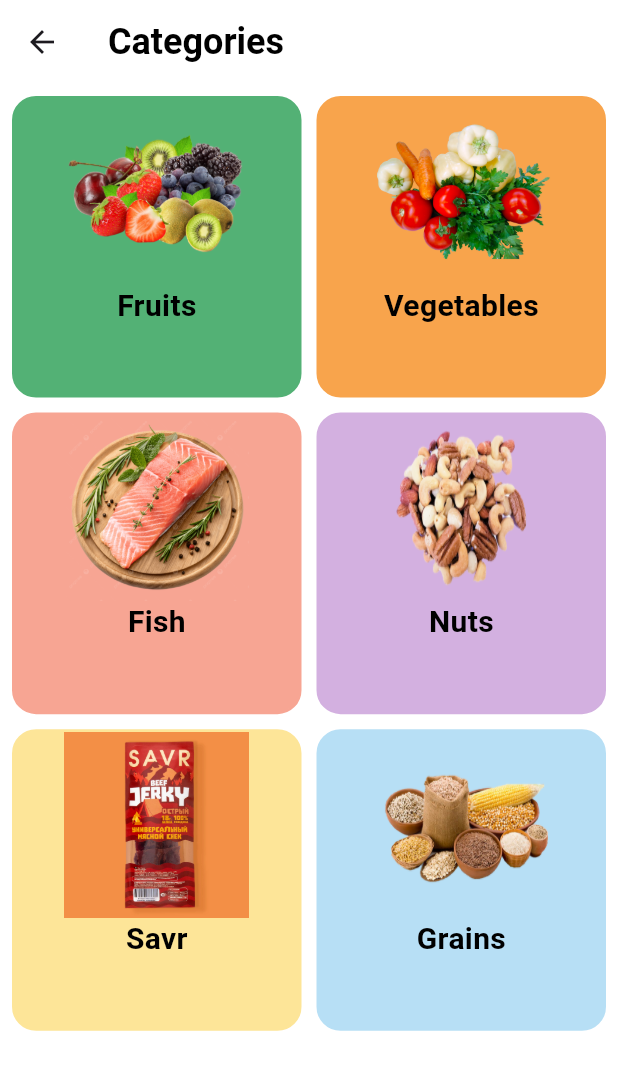
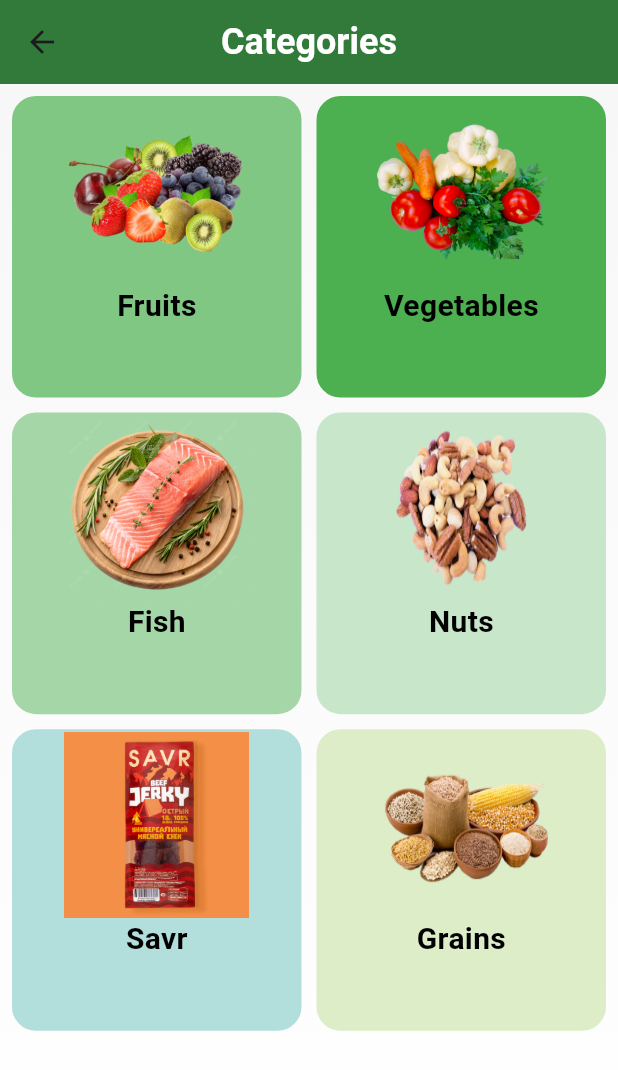
Before and after one commit to YuldoshMakhmud/hgocery_app, a Flutter app: the CategoriesScreen screen opened directly, on a phone screen of 412 x 824 dp. Shown: the top 1070 px of the screen. Run offline on Flutter 3.47's test engine with Material 3 defaults, Android fonts, the phone set to English and light mode, and no system bars; our stand-ins replace card_swiper, cloud_firestore, fancy_shimmer_image, firebase_auth, firebase_core, flutter_iconly and 4 more; missing offline and left inert: cloud_firestore_web, firebase_auth_web, firebase_core_web, google_sign_in_web, shared_preferences_web; accounts and stored records are empty.

Commit message:
fixing dar mode halal grenn ui

```diff
--- a/lib/screens/categories.dart
+++ b/lib/screens/categories.dart
@@ -7,16 +7,17 @@ import 'package:hgocery_app/widgets/text_widget.dart';
 class CategoriesScreen extends StatelessWidget {
   CategoriesScreen({super.key});
 
-  List<Color> gridColors = [
-    const Color(0xff53B175),
-    const Color(0xffF8A44C),
-    const Color(0xffF7A593),
-    const Color(0xffD3B0E0),
-    const Color(0xffFDE598),
-    const Color(0xffB7DFF5),
+  // 🌿 Yashilga yo‘naltirilgan rang palitrasi
+  final List<Color> gridColors = const [
+    Color(0xFF81C784), // Light Green
+    Color(0xFF4CAF50), // Green
+    Color(0xFFA5D6A7), // Mint Green
+    Color(0xFFC8E6C9), // Soft Pastel Green
+    Color(0xFFB2DFDB), // Aqua Mint
+    Color(0xFFDCEDC8), // Light Lime
   ];
 
-  List<Map<String, dynamic>> catInfo = [
+  final List<Map<String, dynamic>> catInfo = const [
     {'imgPath': 'assets/images/cat/fruits.png', 'catText': 'Fruits'},
     {'imgPath': 'assets/images/cat/veg.png', 'catText': 'Vegetables'},
     {'imgPath': 'assets/images/cat/Spinach.png', 'catText': 'Fish'},
@@ -24,29 +25,43 @@ class CategoriesScreen extends StatelessWidget {
     {'imgPath': 'assets/images/cat/spices.png', 'catText': 'Savr'},
     {'imgPath': 'assets/images/cat/grains.png', 'catText': 'Grains'},
   ];
+
   @override
   Widget build(BuildContext context) {
     final utils = Utils(context);
-    Color color = utils.color;
+    final Color color = utils.color;
+
+    const Color halalGreenDark = Color(0xFF1B5E20);
+    const Color halalGreen = Color(0xFF2E7D32);
+
     return Scaffold(
       appBar: AppBar(
-        elevation: 0,
-        backgroundColor: Theme.of(context).scaffoldBackgroundColor,
+        elevation: 2,
+        centerTitle: true,
+        backgroundColor: halalGreen, // 🔹 AppBar yashil
         title: TextWidget(
           text: 'Categories',
-          color: color,
+          color: Colors.white, // 🔹 oq matn
           textSize: 24,
           isTitle: true,
         ),
       ),
-      body: Padding(
+      body: Container(
+        decoration: const BoxDecoration(
+          gradient: LinearGradient(
+            colors: [Color.fromARGB(255, 247, 247, 247), Color(0xFFFFFFFF)],
+            begin: Alignment.topCenter,
+            end: Alignment.bottomCenter,
+          ),
+        ),
+        child: Padding(
           padding: const EdgeInsets.all(8.0),
           child: GridView.count(
             crossAxisCount: 2,
             childAspectRatio: 240 / 250,
-          crossAxisSpacing: 10, // Vertical spacing
-          mainAxisSpacing: 10, // Horizontal spacing
-          children: List.generate(6, (index) {
+            crossAxisSpacing: 10,
+            mainAxisSpacing: 10,
+            children: List.generate(catInfo.length, (index) {
               return CategoriesWidget(
                 catText: catInfo[index]['catText'],
                 imgPath: catInfo[index]['imgPath'],
@@ -55,6 +70,7 @@ class CategoriesScreen extends StatelessWidget {
             }),
           ),
         ),
+      ),
     );
   }
 }
```
Also changed, not shown: lib/screens/btm_bar.dart (+17 -7 lines), lib/screens/cart/cart_screen.dart (+51 -12 lines), lib/screens/home_screen.dart (+28 -14 lines). Lines whose indentation alone changed are shown as unchanged.
